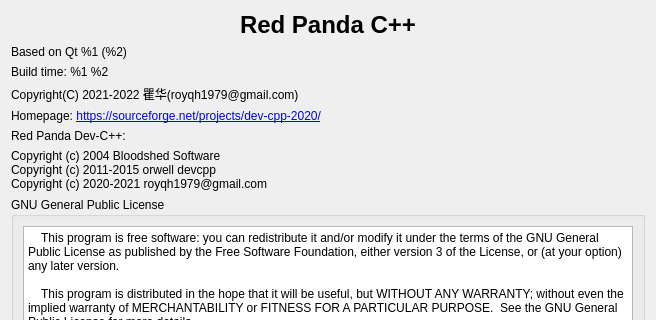
Old version of the form RedPandaIDE/widgets/aboutdialog.ui in the repository royqh1979/RedPanda-CPP; both pictures show x 0 to 656 and y 0 to 320 of the 656 by 537 pixel window.
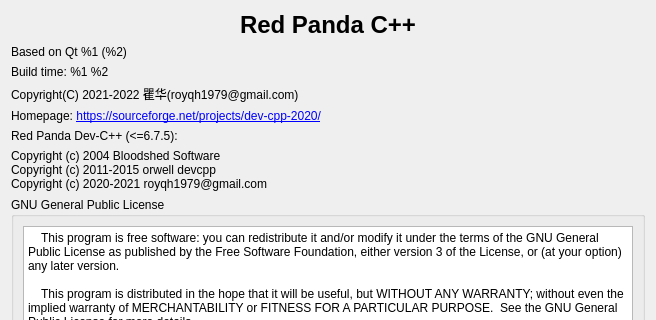
New version of the form.

```diff
--- a/RedPandaIDE/widgets/aboutdialog.ui
+++ b/RedPandaIDE/widgets/aboutdialog.ui
@@ -85,7 +85,7 @@
       </font>
      </property>
      <property name="text">
-      <string>Red Panda Dev-C++:</string>
+      <string>Red Panda Dev-C++ (&lt;=6.7.5):</string>
      </property>
     </widget>
    </item>
```
